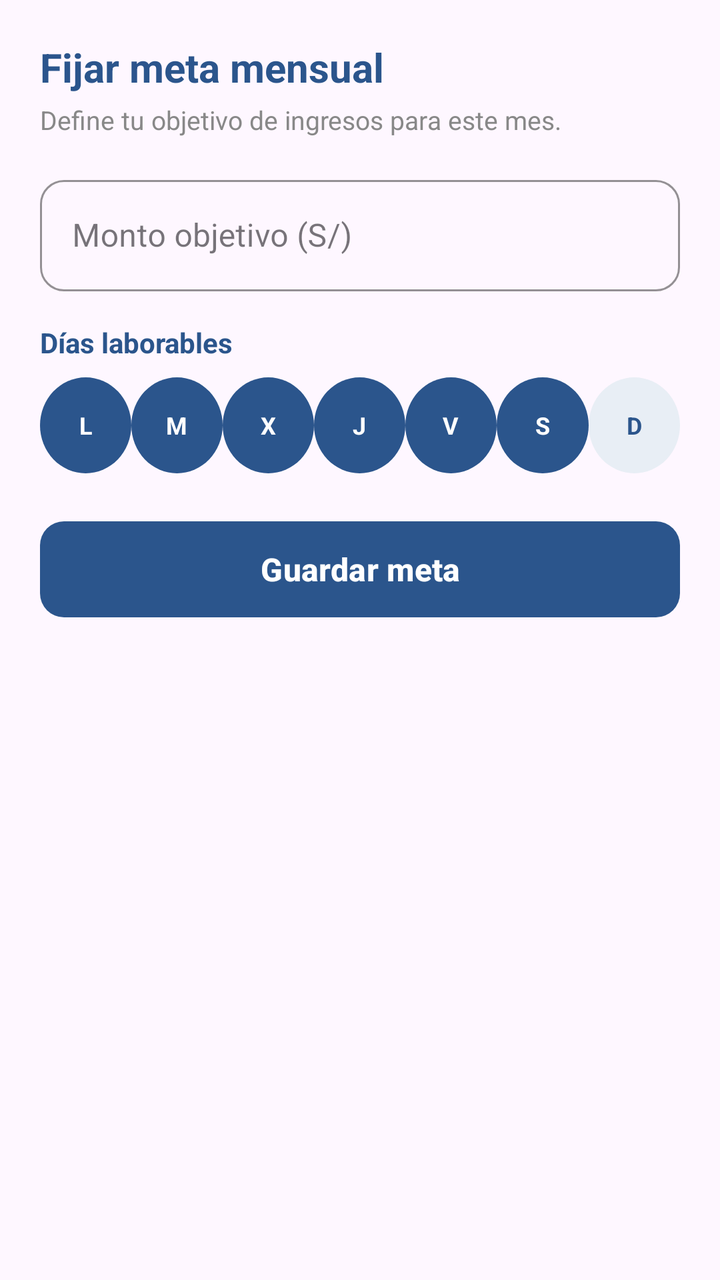
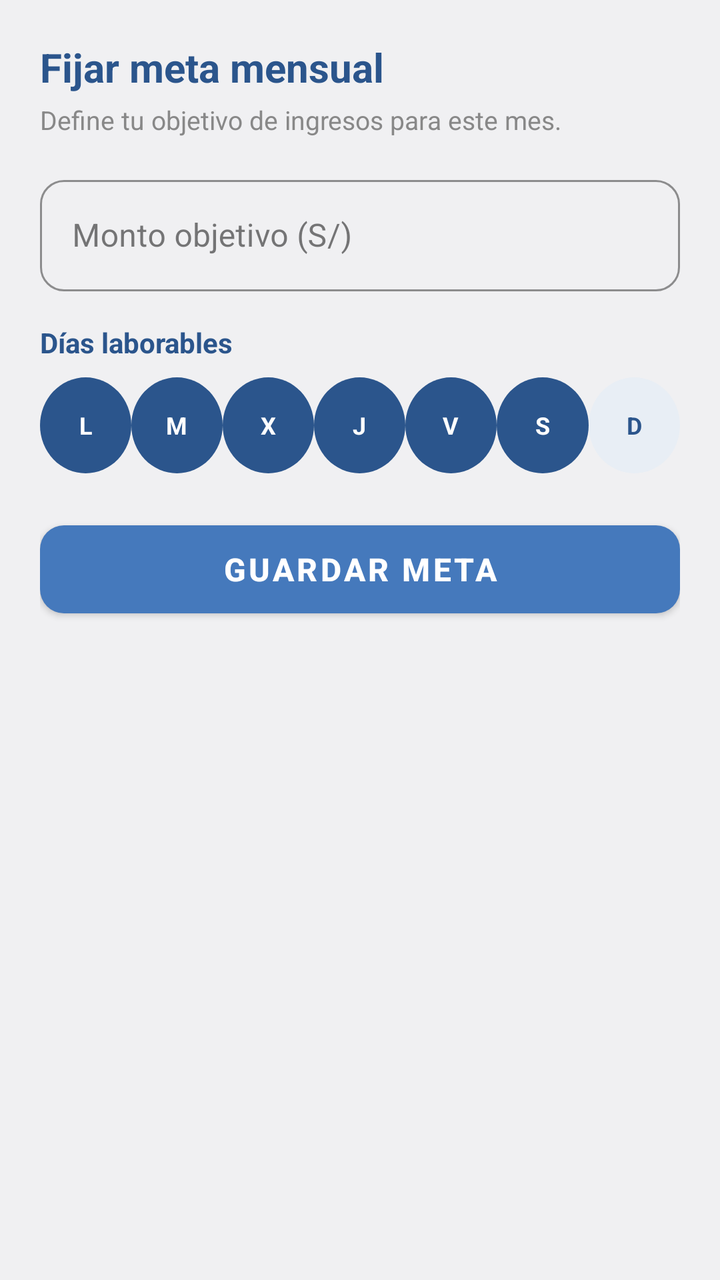

Before-and-after screenshots of an Android layout around one commit, followed by the original layout XML and the change that was made.
<!-- AndroidManifest.xml: application theme Theme.Finanzas_independientes_app -->
<!-- res/layout/dialog_set_goal.xml -->
<?xml version="1.0" encoding="utf-8"?>
<LinearLayout
    xmlns:android="http://schemas.android.com/apk/res/android"
    xmlns:app="http://schemas.android.com/apk/res-auto"
    android:layout_width="match_parent"
    android:layout_height="wrap_content"
    android:orientation="vertical"
    android:padding="20dp">

    <TextView
        android:layout_width="wrap_content"
        android:layout_height="wrap_content"
        android:text="Fijar meta mensual"
        android:textColor="#2B558C"
        android:textSize="20sp"
        android:textStyle="bold"
        android:layout_marginBottom="4dp" />

    <TextView
        android:layout_width="wrap_content"
        android:layout_height="wrap_content"
        android:text="Define tu objetivo de ingresos para este mes."
        android:textColor="#888888"
        android:textSize="13sp"
        android:layout_marginBottom="16dp" />

    
    <com.google.android.material.textfield.TextInputLayout
        android:id="@+id/tilMontoMeta"
        style="@style/Widget.MaterialComponents.TextInputLayout.OutlinedBox"
        android:layout_width="match_parent"
        android:layout_height="wrap_content"
        android:layout_marginBottom="16dp"
        android:hint="Monto objetivo (S/)"
        app:boxStrokeColor="#2B558C"
        app:hintTextColor="#2B558C"
        app:boxCornerRadiusTopStart="12dp"
        app:boxCornerRadiusTopEnd="12dp"
        app:boxCornerRadiusBottomStart="12dp"
        app:boxCornerRadiusBottomEnd="12dp">

        <com.google.android.material.textfield.TextInputEditText
            android:id="@+id/etMontoMeta"
            android:layout_width="match_parent"
            android:layout_height="wrap_content"
            android:inputType="numberDecimal" />

    </com.google.android.material.textfield.TextInputLayout>

    
    <TextView
        android:layout_width="wrap_content"
        android:layout_height="wrap_content"
        android:text="Días laborables"
        android:textColor="#2B558C"
        android:textSize="14sp"
        android:textStyle="bold"
        android:layout_marginBottom="8dp" />

    <GridLayout
        android:layout_width="match_parent"
        android:layout_height="wrap_content"
        android:columnCount="7"
        android:layout_marginBottom="20dp">

        <CheckBox
            android:id="@+id/cbLunes"
            android:layout_width="0dp"
            android:layout_height="wrap_content"
            android:layout_columnWeight="1"
            android:button="@null"
            android:background="@drawable/selector_day_chip"
            android:checked="true"
            android:gravity="center"
            android:padding="6dp"
            android:text="L"
            android:textColor="@color/selector_day_chip_text"
            android:textSize="12sp"
            android:textStyle="bold" />

        <CheckBox
            android:id="@+id/cbMartes"
            android:layout_width="0dp"
            android:layout_height="wrap_content"
            android:layout_columnWeight="1"
            android:button="@null"
            android:background="@drawable/selector_day_chip"
            android:checked="true"
            android:gravity="center"
            android:padding="6dp"
            android:text="M"
            android:textColor="@color/selector_day_chip_text"
            android:textSize="12sp"
            android:textStyle="bold" />

        <CheckBox
            android:id="@+id/cbMiercoles"
            android:layout_width="0dp"
            android:layout_height="wrap_content"
            android:layout_columnWeight="1"
            android:button="@null"
            android:background="@drawable/selector_day_chip"
            android:checked="true"
            android:gravity="center"
            android:padding="6dp"
            android:text="X"
            android:textColor="@color/selector_day_chip_text"
            android:textSize="12sp"
            android:textStyle="bold" />

        <CheckBox
            android:id="@+id/cbJueves"
            android:layout_width="0dp"
            android:layout_height="wrap_content"
            android:layout_columnWeight="1"
            android:button="@null"
            android:background="@drawable/selector_day_chip"
            android:checked="true"
            android:gravity="center"
            android:padding="6dp"
            android:text="J"
            android:textColor="@color/selector_day_chip_text"
            android:textSize="12sp"
            android:textStyle="bold" />

        <CheckBox
            android:id="@+id/cbViernes"
            android:layout_width="0dp"
            android:layout_height="wrap_content"
            android:layout_columnWeight="1"
            android:button="@null"
            android:background="@drawable/selector_day_chip"
            android:checked="true"
            android:gravity="center"
            android:padding="6dp"
            android:text="V"
            android:textColor="@color/selector_day_chip_text"
            android:textSize="12sp"
            android:textStyle="bold" />

        <CheckBox
            android:id="@+id/cbSabado"
            android:layout_width="0dp"
            android:layout_height="wrap_content"
            android:layout_columnWeight="1"
            android:button="@null"
            android:background="@drawable/selector_day_chip"
            android:checked="true"
            android:gravity="center"
            android:padding="6dp"
            android:text="S"
            android:textColor="@color/selector_day_chip_text"
            android:textSize="12sp"
            android:textStyle="bold" />

        <CheckBox
            android:id="@+id/cbDomingo"
            android:layout_width="0dp"
            android:layout_height="wrap_content"
            android:layout_columnWeight="1"
            android:button="@null"
            android:background="@drawable/selector_day_chip"
            android:checked="false"
            android:gravity="center"
            android:padding="6dp"
            android:text="D"
            android:textColor="@color/selector_day_chip_text"
            android:textSize="12sp"
            android:textStyle="bold" />

    </GridLayout>

    
    <com.google.android.material.button.MaterialButton
        android:id="@+id/btnConfirmarMeta"
        android:layout_width="match_parent"
        android:layout_height="56dp"
        android:text="Guardar meta"
        android:textColor="#FFFFFF"
        android:textSize="16sp"
        android:textStyle="bold"
        app:backgroundTint="#2B558C"
        app:cornerRadius="12dp" />

</LinearLayout>
<!-- resources referenced by this layout -->
<resources>
  <!-- drawable selector_day_chip (drawable) -->
  <?xml version="1.0" encoding="utf-8"?>
  <selector xmlns:android="http://schemas.android.com/apk/res/android">
      <item android:state_checked="true">
          <shape android:shape="oval">
              <solid android:color="#2B558C" />
          </shape>
      </item>
      <item>
          <shape android:shape="oval">
              <solid android:color="#E8EEF5" />
          </shape>
      </item>
  </selector>
  <style name="Theme.Finanzas_independientes_app" parent="Base.Theme.Finanzas_independientes_app" />
  <style name="Base.Theme.Finanzas_independientes_app" parent="Theme.Material3.DayNight.NoActionBar">
          
          
      </style>
</resources>

<!-- the commit's change to res/layout/dialog_set_goal.xml (unified diff, before → after) -->
@@ -11,7 +11,7 @@
         android:layout_width="wrap_content"
         android:layout_height="wrap_content"
         android:text="Fijar meta mensual"
-        android:textColor="#2B558C"
+        android:textColor="@color/blue_dark"
         android:textSize="20sp"
         android:textStyle="bold"
         android:layout_marginBottom="4dp" />
@@ -20,7 +20,7 @@
         android:layout_width="wrap_content"
         android:layout_height="wrap_content"
         android:text="Define tu objetivo de ingresos para este mes."
-        android:textColor="#888888"
+        android:textColor="@color/text_gray"
         android:textSize="13sp"
         android:layout_marginBottom="16dp" />
 
@@ -32,8 +32,8 @@
         android:layout_height="wrap_content"
         android:layout_marginBottom="16dp"
         android:hint="Monto objetivo (S/)"
-        app:boxStrokeColor="#2B558C"
-        app:hintTextColor="#2B558C"
+        app:boxStrokeColor="@color/blue_dark"
+        app:hintTextColor="@color/blue_dark"
         app:boxCornerRadiusTopStart="12dp"
         app:boxCornerRadiusTopEnd="12dp"
         app:boxCornerRadiusBottomStart="12dp"
@@ -52,7 +52,7 @@
         android:layout_width="wrap_content"
         android:layout_height="wrap_content"
         android:text="Días laborables"
-        android:textColor="#2B558C"
+        android:textColor="@color/blue_dark"
         android:textSize="14sp"
         android:textStyle="bold"
         android:layout_marginBottom="8dp" />
@@ -173,13 +173,9 @@
     
     <com.google.android.material.button.MaterialButton
         android:id="@+id/btnConfirmarMeta"
+        style="@style/Widget.App.Button"
         android:layout_width="match_parent"
         android:layout_height="56dp"
-        android:text="Guardar meta"
-        android:textColor="#FFFFFF"
-        android:textSize="16sp"
-        android:textStyle="bold"
-        app:backgroundTint="#2B558C"
-        app:cornerRadius="12dp" />
+        android:text="Guardar meta" />
 
 </LinearLayout>
<!-- resource entries referenced after the edit -->
@@ -1,5 +1,7 @@
 <!-- resources referenced by this layout -->
 <resources>
+  <color name="blue_dark">#2B558C</color>
+  <color name="text_gray">#888888</color>
   <!-- drawable selector_day_chip (drawable) -->
   <?xml version="1.0" encoding="utf-8"?>
   <selector xmlns:android="http://schemas.android.com/apk/res/android">
@@ -14,10 +16,39 @@
           </shape>
       </item>
   </selector>
+  <style name="Widget.App.Button" parent="Widget.MaterialComponents.Button">
+          <item name="android:minHeight">56dp</item>
+          <item name="backgroundTint">@color/blue_primary</item>
+          <item name="android:textColor">@color/white</item>
+          <item name="android:textSize">16sp</item>
+          <item name="android:textStyle">bold</item>
+          <item name="shapeAppearance">@style/ShapeAppearance.App.MediumComponent</item>
+      </style>
   <style name="Theme.Finanzas_independientes_app" parent="Base.Theme.Finanzas_independientes_app" />
+  <color name="blue_primary">#4579BC</color>
+  <color name="white">#FFFFFF</color>
+  <style name="ShapeAppearance.App.MediumComponent" parent="ShapeAppearance.Material3.MediumComponent">
+          <item name="cornerSize">12dp</item>
+      </style>
   <style name="Base.Theme.Finanzas_independientes_app" parent="Theme.Material3.DayNight.NoActionBar">
-          
-          
+          <item name="colorPrimary">@color/blue_primary</item>
+          <item name="colorOnPrimary">@color/white</item>
+          <item name="colorSecondary">@color/blue_dark</item>
+          <item name="colorOnSecondary">@color/white</item>
+          <item name="colorSurface">@color/surface</item>
+          <item name="colorOnSurface">@color/on_surface</item>
+          <item name="colorSurfaceVariant">@color/surface_variant</item>
+          <item name="colorOnSurfaceVariant">@color/on_surface_variant</item>
+          <item name="android:colorBackground">@color/background</item>
+          <item name="colorError">@color/error_red</item>
+          <item name="colorOutline">@color/outline</item>
       </style>
+  <color name="surface">#FFFFFF</color>
+  <color name="on_surface">#222222</color>
+  <color name="surface_variant">#F0F0F2</color>
+  <color name="on_surface_variant">#555555</color>
+  <color name="background">#F0F0F2</color>
+  <color name="error_red">#B00020</color>
+  <color name="outline">#C4C4C4</color>
 </resources>
 
